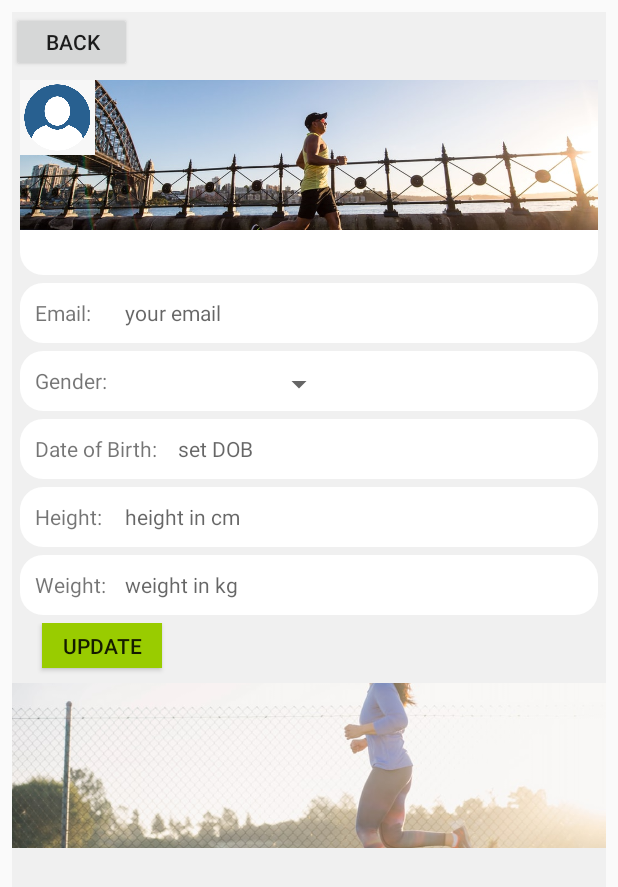
After one commit to elniebiet/Remote-Fitness-Monitoring-Mobile-App, an Android app: the layout activity_user_profile.xml on its own in the app's theme, with its tools: preview values and no code run, on a phone screen of 412 x 824 dp. The commit adds this screen. Shown: the top 887 px of the screen. Run offline under Robolectric (Android 15) with nearby library versions, the phone set to English and light mode, and no system bars; Roboto replaces fonts that are not available here.

Commit message:
created profile page UI

```diff
--- a/app/src/main/java/com/example/fitnessmonitor/fitnessmonitor/MainActivity.java
+++ b/app/src/main/java/com/example/fitnessmonitor/fitnessmonitor/MainActivity.java
@@ -341,7 +341,8 @@ public class MainActivity extends AppCompatActivity
         int id = item.getItemId();
 
         if (id == R.id.nav_profile) {
-            // Handle the camera action
+            Intent userProfileIntent = new Intent(getApplicationContext(), UserProfile.class);
+            startActivity(userProfileIntent);
         } else if (id == R.id.nav_weekly_summary) {
 
         } else if (id == R.id.nav_connect_device) {
--- /dev/null
+++ b/app/src/main/res/drawable/border_radius_pp.xml
@@ -0,0 +1,5 @@
+<?xml version="1.0" encoding="utf-8"?>
+<shape xmlns:android="http://schemas.android.com/apk/res/android" android:shape = "rectangle">
+    <solid android:color="@color/colorWhite" />
+    <corners android:radius="30dp"/>
+</shape>
--- /dev/null
+++ b/app/src/main/res/layout/activity_user_profile.xml
@@ -0,0 +1,352 @@
+<?xml version="1.0" encoding="utf-8"?>
+<android.support.constraint.ConstraintLayout xmlns:android="http://schemas.android.com/apk/res/android"
+    xmlns:app="http://schemas.android.com/apk/res-auto"
+    xmlns:tools="http://schemas.android.com/tools"
+    android:layout_width="match_parent"
+    android:layout_height="match_parent"
+    tools:context="com.example.fitnessmonitor.fitnessmonitor.UserProfile">
+
+    <GridLayout
+        android:layout_width="match_parent"
+        android:layout_height="match_parent"
+        android:layout_marginBottom="8dp"
+        android:layout_marginEnd="8dp"
+        android:layout_marginStart="8dp"
+        android:layout_marginTop="8dp"
+        android:background="@color/colorAsh"
+        android:columnCount="1"
+        android:rowCount="9"
+        app:layout_constraintBottom_toBottomOf="parent"
+        app:layout_constraintEnd_toEndOf="parent"
+        app:layout_constraintStart_toStartOf="parent"
+        app:layout_constraintTop_toTopOf="parent">
+
+        <FrameLayout
+            android:id="@+id/flBack"
+            android:layout_width="match_parent"
+            android:layout_height="40dp"
+            android:layout_column="0"
+            android:layout_row="0">
+
+            <Button
+                android:id="@+id/btnBack"
+                android:layout_width="80dp"
+                android:layout_height="match_parent"
+                android:onClick="goBackHome"
+                android:text="Back" />
+
+        </FrameLayout>
+
+        <FrameLayout
+            android:id="@+id/flPicture1"
+            android:layout_width="match_parent"
+            android:layout_height="130dp"
+            android:layout_column="0"
+            android:layout_marginLeft="5dp"
+            android:layout_marginRight="5dp"
+            android:layout_marginTop="5dp"
+            android:layout_row="1"
+            android:background="@drawable/border_radius_status">
+
+            <RelativeLayout
+                android:layout_width="match_parent"
+                android:layout_height="match_parent">
+
+                <ImageView
+                    android:id="@+id/imgPicture1"
+                    android:layout_width="match_parent"
+                    android:layout_height="100dp"
+                    android:layout_column="0"
+                    android:layout_row="1"
+                    android:scaleType="centerCrop"
+                    app:srcCompat="@drawable/workout1" />
+
+                <ImageView
+                    android:id="@+id/imgProfilePicture"
+                    android:layout_width="50dp"
+                    android:layout_height="50dp"
+                    android:layout_column="0"
+                    android:layout_row="1"
+                    android:onClick="updatePhoto"
+                    android:scaleType="centerCrop"
+                    app:srcCompat="@drawable/profilepictureicon" />
+
+
+            </RelativeLayout>
+
+        </FrameLayout>
+
+        <FrameLayout
+            android:id="@+id/flGender"
+            android:layout_width="match_parent"
+            android:layout_height="40dp"
+            android:layout_column="0"
+            android:layout_marginLeft="5dp"
+            android:layout_marginRight="5dp"
+            android:layout_marginTop="5dp"
+            android:layout_row="3"
+            android:background="@drawable/border_radius_status">
+
+            <TextView
+                android:id="@+id/lblGender"
+                android:layout_width="60dp"
+                android:layout_height="wrap_content"
+                android:layout_marginLeft="10dp"
+                android:layout_marginTop="10dp"
+                android:text="Gender: " />
+
+            <Spinner
+                android:id="@+id/spnGender"
+                android:layout_width="140dp"
+                android:layout_height="wrap_content"
+                android:layout_marginLeft="70dp"
+                android:layout_marginTop="10dp" />
+
+        </FrameLayout>
+
+        <FrameLayout
+            android:id="@+id/flDateOfBirth"
+            android:layout_width="match_parent"
+            android:layout_height="40dp"
+            android:layout_column="0"
+            android:layout_marginLeft="5dp"
+            android:layout_marginRight="5dp"
+            android:layout_marginTop="5dp"
+            android:layout_row="4"
+            android:background="@drawable/border_radius_status">
+
+            <TextView
+                android:id="@+id/txtDOB"
+                android:layout_width="120dp"
+                android:layout_height="30dp"
+                android:layout_marginLeft="105dp"
+                android:layout_marginTop="10dp"
+                android:hint="set DOB"
+                android:onClick="dobClicked" />
+
+            <TextView
+                android:id="@+id/lblDOB"
+                android:layout_width="90dp"
+                android:layout_height="wrap_content"
+                android:layout_marginLeft="10dp"
+                android:layout_marginTop="10dp"
+                android:text="Date of Birth: " />
+
+        </FrameLayout>
+
+        <FrameLayout
+            android:id="@+id/flHeight"
+            android:layout_width="match_parent"
+            android:layout_height="40dp"
+            android:layout_column="0"
+            android:layout_marginLeft="5dp"
+            android:layout_marginRight="5dp"
+            android:layout_marginTop="5dp"
+            android:layout_row="5"
+            android:background="@drawable/border_radius_status">
+
+            <TextView
+                android:id="@+id/lblHeight"
+                android:layout_width="60dp"
+                android:layout_height="wrap_content"
+                android:layout_marginLeft="10dp"
+                android:layout_marginTop="10dp"
+                android:text="Height:" />
+
+            <TextView
+                android:id="@+id/txtHeight"
+                android:layout_width="90dp"
+                android:layout_height="wrap_content"
+                android:layout_marginLeft="70dp"
+                android:layout_marginTop="10dp"
+                android:hint="height in cm" />
+
+        </FrameLayout>
+
+        <FrameLayout
+            android:id="@+id/flWeight"
+            android:layout_width="match_parent"
+            android:layout_height="40dp"
+            android:layout_column="0"
+            android:layout_marginLeft="5dp"
+            android:layout_marginRight="5dp"
+            android:layout_marginTop="5dp"
+            android:layout_row="6"
+            android:background="@drawable/border_radius_status">
+
+            <TextView
+                android:id="@+id/lblWeight"
+                android:layout_width="60dp"
+                android:layout_height="wrap_content"
+                android:layout_marginLeft="10dp"
+                android:layout_marginTop="10dp"
+                android:text="Weight:" />
+
+            <TextView
+                android:id="@+id/txtWeight"
+                android:layout_width="90dp"
+                android:layout_height="wrap_content"
+                android:layout_marginLeft="70dp"
+                android:layout_marginTop="10dp"
+                android:hint="weight in kg" />
+        </FrameLayout>
+
+        <FrameLayout
+            android:id="@+id/flUpdate"
+            android:layout_width="match_parent"
+            android:layout_height="40dp"
+            android:layout_column="0"
+            android:layout_marginLeft="10dp"
+            android:layout_marginRight="10dp"
+            android:layout_marginTop="5dp"
+            android:layout_row="7">
+
+            <Button
+                android:id="@+id/btnUpdate"
+                android:layout_width="80dp"
+                android:layout_height="30dp"
+                android:layout_marginLeft="10dp"
+                android:background="@android:color/holo_green_light"
+                android:text="Update" />
+        </FrameLayout>
+
+        <FrameLayout
+            android:id="@+id/flPicture2"
+            android:layout_width="match_parent"
+            android:layout_height="110dp"
+            android:layout_column="0"
+            android:layout_row="8">
+
+            <ImageView
+                android:id="@+id/imgPicture2"
+                android:layout_width="wrap_content"
+                android:layout_height="wrap_content"
+                android:scaleType="centerCrop"
+                app:srcCompat="@drawable/workout3" />
+        </FrameLayout>
+
+        <FrameLayout
+            android:id="@+id/flEmail"
+            android:layout_width="match_parent"
+            android:layout_height="40dp"
+            android:layout_column="0"
+            android:layout_marginLeft="5dp"
+            android:layout_marginRight="5dp"
+            android:layout_marginTop="5dp"
+            android:layout_row="2"
+            android:background="@drawable/border_radius_status">
+
+            <TextView
+                android:id="@+id/lblEmail"
+                android:layout_width="60dp"
+                android:layout_height="wrap_content"
+                android:layout_marginLeft="10dp"
+                android:layout_marginTop="10dp"
+                android:text="Email:" />
+
+            <TextView
+                android:id="@+id/txtEmail"
+                android:layout_width="200dp"
+                android:layout_height="wrap_content"
+                android:layout_marginLeft="70dp"
+                android:layout_marginTop="10dp"
+                android:clickable="false"
+                android:hint="your email" />
+        </FrameLayout>
+
+    </GridLayout>
+
+</android.support.constraint.ConstraintLayout>
+
+
+
+    <!--<?xml version="1.0" encoding="utf-8"?>-->
+    <!--<android.support.constraint.ConstraintLayout xmlns:android="http://schemas.android.com/apk/res/android"-->
+    <!--xmlns:app="http://schemas.android.com/apk/res-auto"-->
+    <!--xmlns:tools="http://schemas.android.com/tools"-->
+    <!--android:layout_width="match_parent"-->
+    <!--android:layout_height="match_parent"-->
+    <!--tools:context="com.example.fitnessmonitor.fitnessmonitor.ConnectDevice">-->
+
+    <!--<GridLayout-->
+    <!--android:id="@+id/grdConnectDevice"-->
+    <!--android:layout_width="395dp"-->
+    <!--android:layout_height="643dp"-->
+    <!--android:layout_marginBottom="8dp"-->
+    <!--android:layout_marginEnd="8dp"-->
+    <!--android:layout_marginStart="8dp"-->
+    <!--android:layout_marginTop="8dp"-->
+    <!--android:columnCount="1"-->
+    <!--android:rowCount="3"-->
+    <!--app:layout_constraintBottom_toBottomOf="parent"-->
+    <!--app:layout_constraintEnd_toEndOf="parent"-->
+    <!--app:layout_constraintStart_toStartOf="parent"-->
+    <!--app:layout_constraintTop_toTopOf="parent">-->
+
+    <!--<FrameLayout-->
+    <!--android:id="@+id/flMessage"-->
+    <!--android:layout_width="match_parent"-->
+    <!--android:layout_height="100dp"-->
+    <!--android:layout_row="1">-->
+
+    <!--<TextView-->
+    <!--android:id="@+id/txtMessage"-->
+    <!--android:layout_width="200dp"-->
+    <!--android:layout_height="wrap_content"-->
+    <!--android:text="Connect to the fitness device."-->
+    <!--android:textColor="@android:color/black"-->
+    <!--android:textSize="20sp" />-->
+
+    <!--<Button-->
+    <!--android:id="@+id/btnSearch"-->
+    <!--android:layout_width="150dp"-->
+    <!--android:layout_height="30dp"-->
+    <!--android:layout_marginTop="60dp"-->
+    <!--android:background="@color/colorAsh"-->
+    <!--android:onClick="searchDevices"-->
+    <!--android:text="Search"-->
+    <!--android:textStyle="italic" />-->
+
+    <!--</FrameLayout>-->
+
+    <!--<FrameLayout-->
+    <!--android:id="@+id/flBack"-->
+    <!--android:layout_width="match_parent"-->
+    <!--android:layout_height="40dp"-->
+    <!--android:layout_column="0"-->
+    <!--android:layout_row="0">-->
+
+    <!--<Button-->
+    <!--android:id="@+id/btnBack"-->
+    <!--android:layout_width="60dp"-->
+    <!--android:layout_height="match_parent"-->
+    <!--android:onClick="goBackHome"-->
+    <!--android:text="Back" />-->
+
+    <!--</FrameLayout>-->
+
+    <!--<FrameLayout-->
+    <!--android:id="@+id/flList"-->
+    <!--android:layout_width="match_parent"-->
+    <!--android:layout_height="500dp"-->
+    <!--android:layout_column="0"-->
+    <!--android:layout_row="2"-->
+    <!--android:background="@color/colorAsh"-->
+    <!--android:visibility="visible">-->
+
+    <!--<ListView-->
+    <!--android:id="@+id/lstDevices"-->
+    <!--android:layout_width="368dp"-->
+    <!--android:layout_height="405dp"-->
+    <!--android:layout_marginBottom="8dp"-->
+    <!--android:layout_marginEnd="8dp"-->
+    <!--android:layout_marginStart="8dp"-->
+    <!--android:layout_marginTop="8dp"-->
+    <!--app:layout_constraintBottom_toTopOf="@+id/statusTextView"-->
+    <!--app:layout_constraintEnd_toEndOf="parent"-->
+    <!--app:layout_constraintStart_toStartOf="parent"-->
+    <!--app:layout_constraintTop_toTopOf="parent" />-->
+
+    <!--</FrameLayout>-->
+    <!--</GridLayout>-->
+    <!--</android.support.constraint.ConstraintLayout>-->
```
Also changed, not shown: app/src/main/AndroidManifest.xml (+9 -3 lines), app/src/main/java/com/example/fitnessmonitor/fitnessmonitor/UserProfile.java (+227 -4 lines), app/src/main/res/layout/activity_connect_device.xml (+0 -93 lines), app/src/main/res/drawable/profilepictureicon.png (added), app/src/main/res/drawable/workout1.jpg (added), app/src/main/res/drawable/workout2.jpg (added), app/src/main/res/drawable/workout3.jpg (added), app/src/main/res/workout1.jpg (added), app/src/main/res/workout2.jpg (added), app/src/main/res/workout3.jpg (added), 80 other files.
